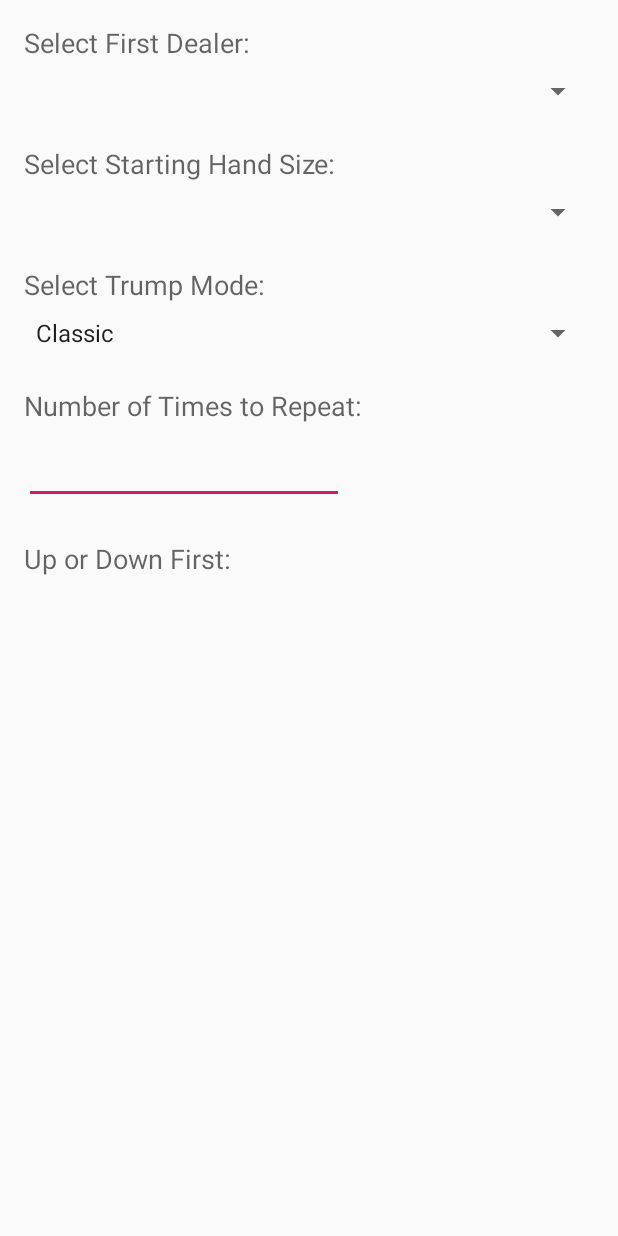
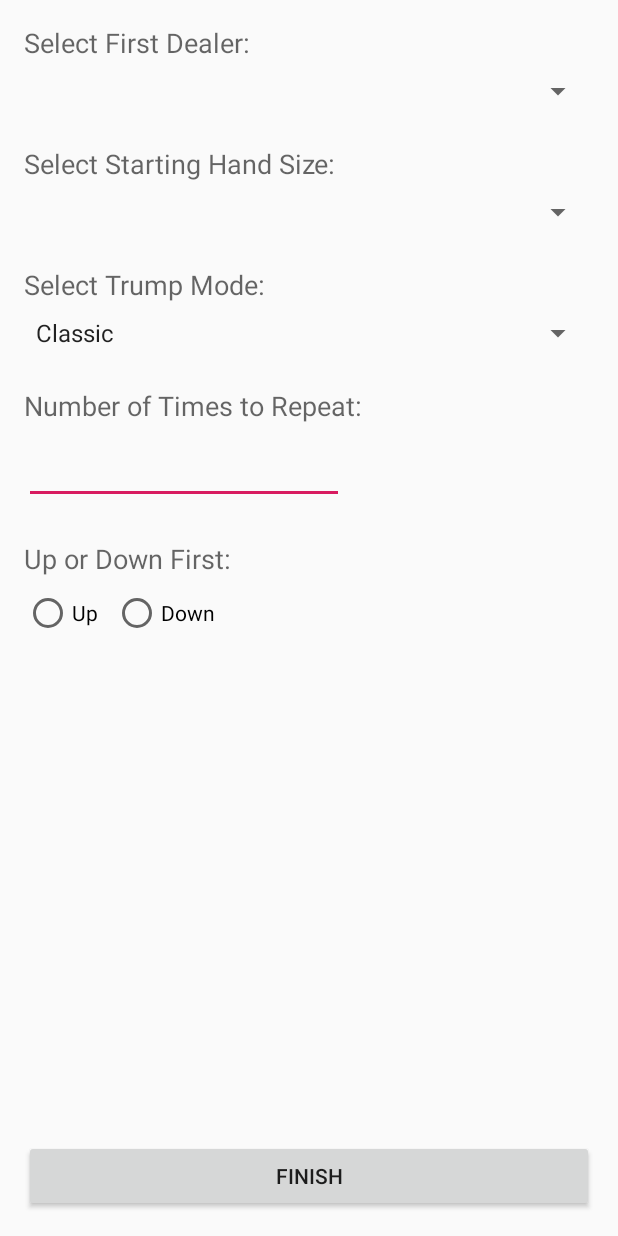
Before and after one commit to Jhall1990/UpAndDownTheRiver, an Android app: the FinalizeSettings screen opened directly, with no data from a screen before it, on a phone screen of 412 x 824 dp. Run offline under Robolectric (Android 15) with nearby library versions, the phone set to English and light mode, and no system bars; 5 statements that could not run were skipped.

Commit message:
added finish button to finalize settings, started gathering data on click

```diff
--- a/app/src/main/java/example/jacob/upanddowntheriver/Game.java
+++ b/app/src/main/java/example/jacob/upanddowntheriver/Game.java
@@ -1,11 +1,13 @@
 package example.jacob.upanddowntheriver;
 
 
-public class Game {
+public class Game implements java.io.Serializable {
     private PlayerCollection players;
+    private Player dealer;
     private int numPlayers;
     private int trumpMode;
     private int handSize;
+    private int repeats;
     private boolean goingUp;
 
     Game(PlayerCollection players) {
@@ -17,6 +19,9 @@ public class Game {
         return (Constants.DECK_SIZE * GameSettings.numDecks) / numPlayers;
     }
 
+    /*
+    Setters...
+     */
     public void setHandSize(int handSize) {
         this.handSize = handSize;
     }
@@ -28,4 +33,12 @@ public class Game {
     public void setGoingUp(boolean goingUp) {
         this.goingUp = goingUp;
     }
+
+    void setDealer(Player dealer) {
+        this.dealer = dealer;
+    }
+
+    void setRepeats(int repeats) {
+        this.repeats = repeats;
+    }
 }
--- a/app/src/main/res/layout/activity_finalize_settings.xml
+++ b/app/src/main/res/layout/activity_finalize_settings.xml
@@ -130,6 +130,33 @@
         android:layout_marginLeft="16dp"
         android:layout_marginTop="8dp"
         app:layout_constraintStart_toStartOf="parent"
-        app:layout_constraintTop_toBottomOf="@+id/upOrDownText" />
+        app:layout_constraintTop_toBottomOf="@+id/upOrDownText"
+        android:orientation="horizontal" >
+        <RadioButton android:id="@+id/upRadio"
+            android:layout_width="wrap_content"
+            android:layout_height="wrap_content"
+            android:paddingEnd="10dp"
+            android:paddingRight="10dp"
+            android:text="@string/up_text" />
+        <RadioButton android:id="@+id/downRadio"
+            android:layout_width="wrap_content"
+            android:layout_height="wrap_content"
+            android:text="@string/down_text" />
+    </RadioGroup>
+
+    <Button
+        android:id="@+id/buttonStart"
+        android:layout_width="0dp"
+        android:layout_height="wrap_content"
+        android:layout_marginStart="16dp"
+        android:layout_marginLeft="16dp"
+        android:layout_marginEnd="16dp"
+        android:layout_marginRight="16dp"
+        android:layout_marginBottom="16dp"
+        android:onClick="startGame"
+        android:text="@string/finish_button_text"
+        app:layout_constraintBottom_toBottomOf="parent"
+        app:layout_constraintEnd_toEndOf="parent"
+        app:layout_constraintStart_toStartOf="parent" />
 
 </android.support.constraint.ConstraintLayout>
--- a/app/src/main/res/values/strings.xml
+++ b/app/src/main/res/values/strings.xml
@@ -17,4 +17,6 @@
     <string name="select_trump_mode_text">Select Trump Mode:</string>
     <string name="number_repeats_text">Number of Times to Repeat:</string>
     <string name="up_down_text">Up or Down First:</string>
+    <string name="up_text">Up</string>
+    <string name="down_text">Down</string>
 </resources>
```
Also changed, not shown: app/src/main/java/example/jacob/upanddowntheriver/FinalizeSettings.java (+49 -2 lines).
